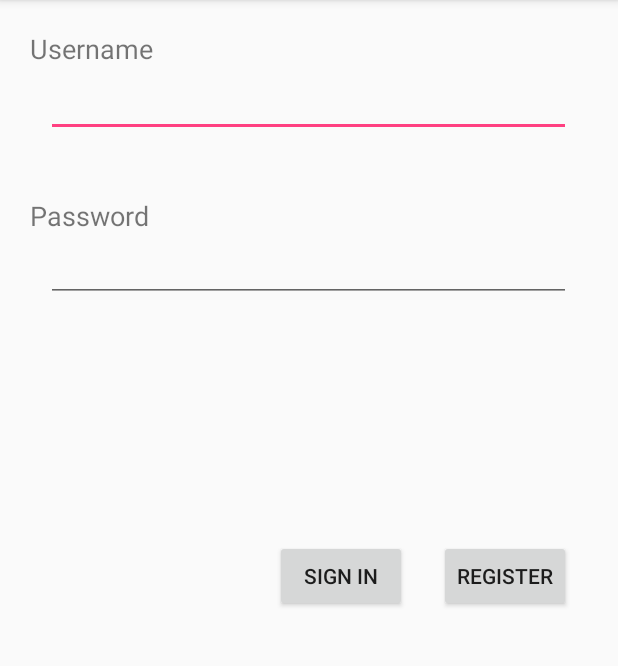
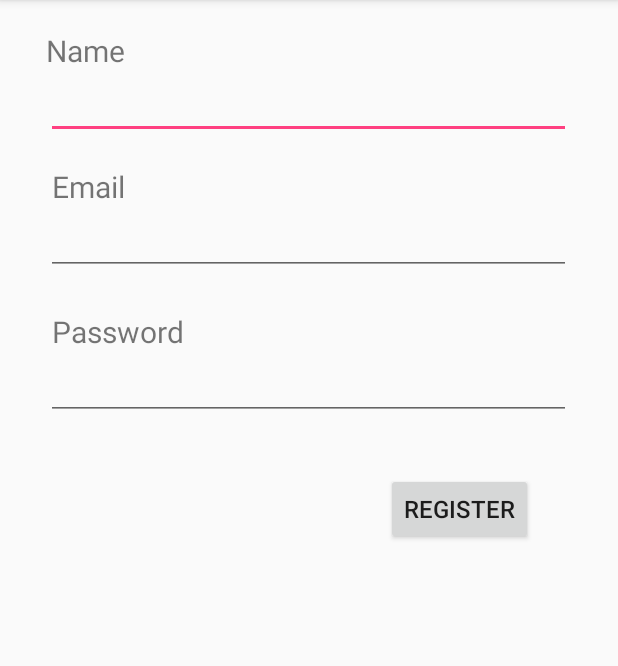
Before and after one commit to cvhariharan/WireChat, an Android app: the screen it shows after launch (MainActivity before the commit, RegisterActivity after it), after a tap on "REGISTER", on a phone screen of 412 x 824 dp, the part 84-750 px from its top. Run offline under Robolectric (Android 15) with nearby library versions, the phone set to English and light mode, and no system bars; our stand-ins replace Firebase (no records; nobody signed in at launch, a user with empty details on screens opened directly).

Commit message:
Register Activity

```diff
--- a/app/build.gradle
+++ b/app/build.gradle
@@ -27,6 +27,7 @@ dependencies {
     implementation 'com.android.support:recyclerview-v7:26.1.0'
 
     //QR code generator
+    implementation 'com.google.firebase:firebase-database:11.0.4'
     compile 'com.google.zxing:core:3.2.1'
     compile 'com.journeyapps:zxing-android-embedded:3.2.0@aar'
 
@@ -41,4 +42,6 @@ dependencies {
 
 
 
+
+
 apply plugin: 'com.google.gms.google-services'
--- a/app/src/main/AndroidManifest.xml
+++ b/app/src/main/AndroidManifest.xml
@@ -23,7 +23,8 @@
             android:name=".HomePage"
             android:label="@string/title_activity_home_page"
             android:theme="@style/AppTheme" />
-        <activity android:name=".Scan"></activity>
+        <activity android:name=".Scan" />
+        <activity android:name=".RegisterActivity"></activity>
     </application>
 
 </manifest>
--- a/app/src/main/java/hariharan/theroboticlabs/com/wirechat/MainActivity.java
+++ b/app/src/main/java/hariharan/theroboticlabs/com/wirechat/MainActivity.java
@@ -20,18 +20,21 @@ import com.google.firebase.auth.FirebaseAuth;
 import com.google.firebase.auth.FirebaseUser;
 
 import hariharan.theroboticlabs.com.wirechat.Fragments.ScanAndShare;
+import hariharan.theroboticlabs.com.wirechat.Utils.FirebaseUtils;
 
 public class MainActivity extends AppCompatActivity {
 
     private FirebaseAuth mAuth;
     private EditText username;
     private EditText password;
+    private FirebaseUtils firebaseUtils;
 
     private static final String TAG = "MainActivity";
     @Override
     protected void onCreate(Bundle savedInstanceState) {
         super.onCreate(savedInstanceState);
         setContentView(R.layout.activity_main);
+        firebaseUtils = new FirebaseUtils();
 
         if(!checkCameraPermission())
             requestPermission();
@@ -92,31 +95,34 @@ public class MainActivity extends AppCompatActivity {
     }
 
     private void signUp() {
-        String email = username.getText().toString();
-        String passw = password.getText().toString();
-
-        mAuth.createUserWithEmailAndPassword(email, passw)
-                .addOnCompleteListener(this, new OnCompleteListener<AuthResult>() {
-                    @Override
-                    public void onComplete(@NonNull Task<AuthResult> task) {
-                        if (task.isSuccessful()) {
-                            // Sign in success, update UI with the signed-in user's information
-                            //Log.d(TAG, "signInWithEmail:success");
-                            FirebaseUser user = mAuth.getCurrentUser();
-                            Toast.makeText(MainActivity.this, "Welcome",
-                                    Toast.LENGTH_LONG).show();
-                            openChatListPage();
-
-                        } else {
-                            // If sign in fails, display a message to the user.
-                            //Log.w(TAG, "signInWithEmail:failure", task.getException());
-                            Toast.makeText(MainActivity.this, "Authentication failed.",
-                                    Toast.LENGTH_SHORT).show();
-                        }
-
-                        // ...
-                    }
-                });
+//        String email = username.getText().toString();
+//        String passw = password.getText().toString();
+//
+//        mAuth.createUserWithEmailAndPassword(email, passw)
+//                .addOnCompleteListener(this, new OnCompleteListener<AuthResult>() {
+//                    @Override
+//                    public void onComplete(@NonNull Task<AuthResult> task) {
+//                        if (task.isSuccessful()) {
+//                            // Sign in success, update UI with the signed-in user's information
+//                            //Log.d(TAG, "signInWithEmail:success");
+//                            FirebaseUser user = mAuth.getCurrentUser();
+//                            Toast.makeText(MainActivity.this, "Welcome",
+//                                    Toast.LENGTH_LONG).show();
+//                            firebaseUtils.addUser(user.getUid());
+//                            openChatListPage();
+//
+//                        } else {
+//                            // If sign in fails, display a message to the user.
+//                            //Log.w(TAG, "signInWithEmail:failure", task.getException());
+//                            Toast.makeText(MainActivity.this, "Authentication failed.",
+//                                    Toast.LENGTH_SHORT).show();
+//                        }
+//
+//                        // ...
+//                    }
+//                });
+        Intent intent = new Intent(this, RegisterActivity.class);
+        startActivity(intent);
     }
 
     private void openChatListPage() {
--- /dev/null
+++ b/app/src/main/java/hariharan/theroboticlabs/com/wirechat/RegisterActivity.java
@@ -0,0 +1,83 @@
+package hariharan.theroboticlabs.com.wirechat;
+
+import android.content.Intent;
+import android.support.annotation.NonNull;
+import android.support.v7.app.AppCompatActivity;
+import android.os.Bundle;
+import android.text.TextUtils;
+import android.util.Log;
+import android.view.View;
+import android.widget.Button;
+import android.widget.EditText;
+import android.widget.Toast;
+
+import com.google.android.gms.tasks.OnCompleteListener;
+import com.google.android.gms.tasks.Task;
+import com.google.firebase.auth.AuthResult;
+import com.google.firebase.auth.FirebaseAuth;
+import com.google.firebase.auth.FirebaseUser;
+
+import hariharan.theroboticlabs.com.wirechat.Utils.FirebaseUtils;
+import hariharan.theroboticlabs.com.wirechat.Utils.User;
+
+public class RegisterActivity extends AppCompatActivity {
+
+    private static final String TAG = "RegisterActivity";
+    private EditText nameField, email, password;
+    @Override
+    protected void onCreate(Bundle savedInstanceState) {
+        super.onCreate(savedInstanceState);
+        setContentView(R.layout.activity_register);
+
+        nameField = findViewById(R.id.name_edittext);
+        email = findViewById(R.id.email_edittext);
+        password = findViewById(R.id.password_edittext);
+        Button register = (Button) findViewById(R.id.register_btn);
+        register.setOnClickListener(new View.OnClickListener() {
+            @Override
+            public void onClick(View view) {
+                String emailId = email.getText().toString();
+                String passw = password.getText().toString();
+                String name = nameField.getText().toString();
+                if(!TextUtils.isEmpty(name) && !TextUtils.isEmpty(emailId)
+                        && !TextUtils.isEmpty(passw)) {
+                    Log.d(TAG, "onCreate: All is well");
+                    signUp(emailId, passw, name);
+                }
+                else
+                    Toast.makeText(RegisterActivity.this, "All fields are required", Toast.LENGTH_LONG);
+            }
+        });
+    }
+    private void signUp(String email, String password, final String name) {
+
+        final FirebaseAuth mAuth = FirebaseAuth.getInstance();
+        final FirebaseUtils firebaseUtils = new FirebaseUtils();
+
+        mAuth.createUserWithEmailAndPassword(email, password)
+                .addOnCompleteListener(this, new OnCompleteListener<AuthResult>() {
+                    @Override
+                    public void onComplete(@NonNull Task<AuthResult> task) {
+                        if (task.isSuccessful()) {
+                            // Sign in success, update UI with the signed-in user's information
+                            //Log.d(TAG, "signInWithEmail:success");
+                            FirebaseUser user = mAuth.getCurrentUser();
+                            Toast.makeText(RegisterActivity.this, "Welcome",
+                                    Toast.LENGTH_LONG).show();
+                            firebaseUtils.addUser(new User(name, user.getUid()));
+                            Intent intent = new Intent(RegisterActivity.this, HomePage.class);
+                            startActivity(intent);
+
+
+                        } else {
+                            // If sign in fails, display a message to the user.
+                            //Log.w(TAG, "signInWithEmail:failure", task.getException());
+                            Toast.makeText(RegisterActivity.this, "Registration failed.",
+                                    Toast.LENGTH_SHORT).show();
+                        }
+
+                        // ...
+                    }
+                });
+    }
+}
--- a/app/src/main/java/hariharan/theroboticlabs/com/wirechat/Utils/FirebaseUtils.java
+++ b/app/src/main/java/hariharan/theroboticlabs/com/wirechat/Utils/FirebaseUtils.java
@@ -1,11 +1,81 @@
 package hariharan.theroboticlabs.com.wirechat.Utils;
 
+import android.util.Log;
+
 import com.google.firebase.auth.FirebaseAuth;
+import com.google.firebase.database.DataSnapshot;
+import com.google.firebase.database.DatabaseError;
+import com.google.firebase.database.DatabaseReference;
+import com.google.firebase.database.FirebaseDatabase;
+import com.google.firebase.database.Query;
+import com.google.firebase.database.ServerValue;
+import com.google.firebase.database.ValueEventListener;
 
 /**
  * Created by hariharan on 7/21/18.
  */
 
 public class FirebaseUtils {
+    private static final String TAG = "FirebaseUtils";
+    boolean exists;
+    FirebaseDatabase database;
+    DatabaseReference databaseRef;
 
+    public FirebaseUtils() {
+        database = FirebaseDatabase.getInstance();
+        databaseRef = database.getReference("users");
+    }
+
+    public void addUser(User user) {
+        databaseRef.child(user.getUid()).child("joined_at").setValue(ServerValue.TIMESTAMP);
+        databaseRef.child(user.getUid()).child("name").setValue(user.getName());
+    }
+
+    public void addFriend(final String uid, final User friend) {
+        //Only insert if the friend exists
+        databaseRef.addValueEventListener(new ValueEventListener() {
+            @Override
+            public void onDataChange(DataSnapshot dataSnapshot) {
+                if(dataSnapshot.hasChild(friend.getUid()))
+                    databaseRef.child(uid).child(friend.getUid()).setValue(friend);
+            }
+
+            @Override
+            public void onCancelled(DatabaseError databaseError) {
+
+            }
+        });
+    }
+
+//    public boolean checkUid(final String uid) {
+//        databaseRef.addValueEventListener(new ValueEventListener() {
+//            @Override
+//            public void onDataChange(DataSnapshot dataSnapshot) {
+//                exists = dataSnapshot.hasChild(uid);
+//            }
+//
+//            @Override
+//            public void onCancelled(DatabaseError databaseError) {
+//
+//            }
+//        });
+//        Log.d(TAG, "checkUid: "+exists);
+//        return exists;
+//    }
+//        Query query = databaseRef.child("users").child(uid).equalTo(uid);
+//        query.addValueEventListener(new ValueEventListener() {
+//            @Override
+//            public void onDataChange(DataSnapshot dataSnapshot) {
+//                Log.d(TAG, "onDataChange: "+dataSnapshot.toString());
+//                exists = uid.equals(dataSnapshot.getKey());
+//                Log.d(TAG, "onDataChange: "+exists);
+//            }
+//
+//            @Override
+//            public void onCancelled(DatabaseError databaseError) {
+//
+//            }
+//        });
+//        return exists;
+//    }
 }
--- /dev/null
+++ b/app/src/main/res/layout/activity_register.xml
@@ -0,0 +1,71 @@
+<?xml version="1.0" encoding="utf-8"?>
+<RelativeLayout xmlns:android="http://schemas.android.com/apk/res/android"
+    xmlns:app="http://schemas.android.com/apk/res-auto"
+    xmlns:tools="http://schemas.android.com/tools"
+    android:layout_width="match_parent"
+    android:layout_height="match_parent"
+    tools:context="hariharan.theroboticlabs.com.wirechat.RegisterActivity">
+
+    <TextView
+        android:id="@+id/register_name"
+        android:layout_width="wrap_content"
+        android:layout_height="wrap_content"
+        android:layout_alignParentTop="true"
+        android:layout_alignStart="@+id/name_edittext"
+        android:layout_marginTop="20dp"
+        android:text="@string/register_name"
+        android:textSize="20sp" />
+
+    <EditText
+        android:id="@+id/name_edittext"
+        android:layout_width="350dp"
+        android:layout_height="wrap_content"
+        android:layout_below="@+id/register_name"
+        android:layout_centerHorizontal="true" />
+
+    <TextView
+        android:id="@+id/register_email"
+        android:layout_width="wrap_content"
+        android:layout_height="wrap_content"
+        android:layout_alignEnd="@+id/register_name"
+        android:layout_below="@+id/name_edittext"
+        android:layout_marginTop="18dp"
+        android:text="@string/register_email"
+        android:textSize="20sp" />
+
+    <EditText
+        android:id="@+id/email_edittext"
+        android:layout_width="350dp"
+        android:layout_height="wrap_content"
+        android:layout_alignStart="@+id/name_edittext"
+        android:layout_below="@+id/register_email" />
+
+    <TextView
+        android:id="@+id/register_password"
+        android:layout_width="wrap_content"
+        android:layout_height="wrap_content"
+        android:layout_alignStart="@+id/register_email"
+        android:layout_below="@+id/email_edittext"
+        android:layout_marginTop="24dp"
+        android:text="@string/register_password"
+        android:textSize="20sp" />
+
+    <EditText
+        android:id="@+id/password_edittext"
+        android:layout_width="350dp"
+        android:layout_height="wrap_content"
+        android:layout_alignStart="@+id/email_edittext"
+        android:layout_below="@+id/register_password"
+        android:inputType="textPassword" />
+
+    <Button
+        android:id="@+id/register_btn"
+        android:layout_width="wrap_content"
+        android:layout_height="wrap_content"
+        android:layout_alignEnd="@+id/password_edittext"
+        android:layout_below="@+id/password_edittext"
+        android:layout_marginEnd="25dp"
+        android:layout_marginTop="35dp"
+        android:text="@string/register"
+        android:textSize="16sp" />
+</RelativeLayout>
--- a/app/src/main/res/values/strings.xml
+++ b/app/src/main/res/values/strings.xml
@@ -7,4 +7,7 @@
     <string name="title_activity_home_page">HomePage</string>
     <string name="action_settings">Settings</string>
     <string name="scan_button">Scan</string>
+    <string name="register_name">Name</string>
+    <string name="register_email">Email</string>
+    <string name="register_password">Password</string>
 </resources>
```
Also changed, not shown: app/src/main/java/hariharan/theroboticlabs/com/wirechat/Scan.java (+17 -1 lines), app/src/main/java/hariharan/theroboticlabs/com/wirechat/Utils/User.java (added, +39 -0 lines).
